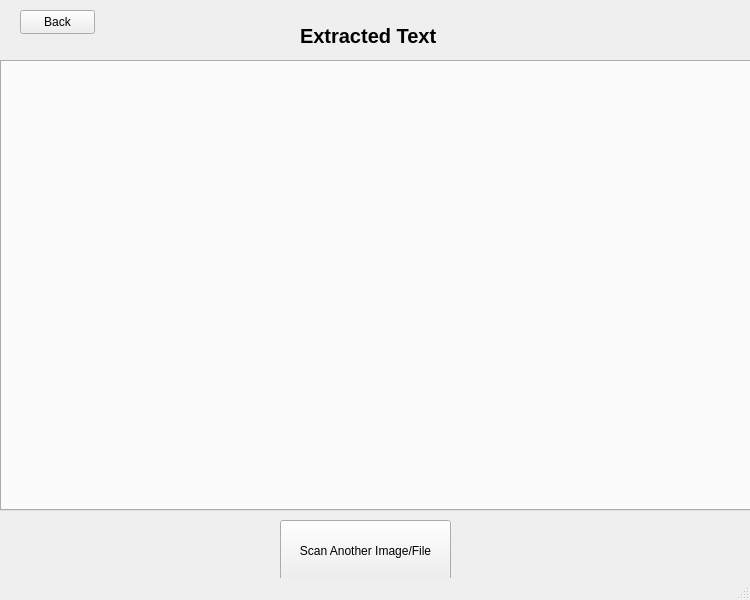
renzsyo/OCR, file IDscanner/IDscanner.ui: the form before one commit.
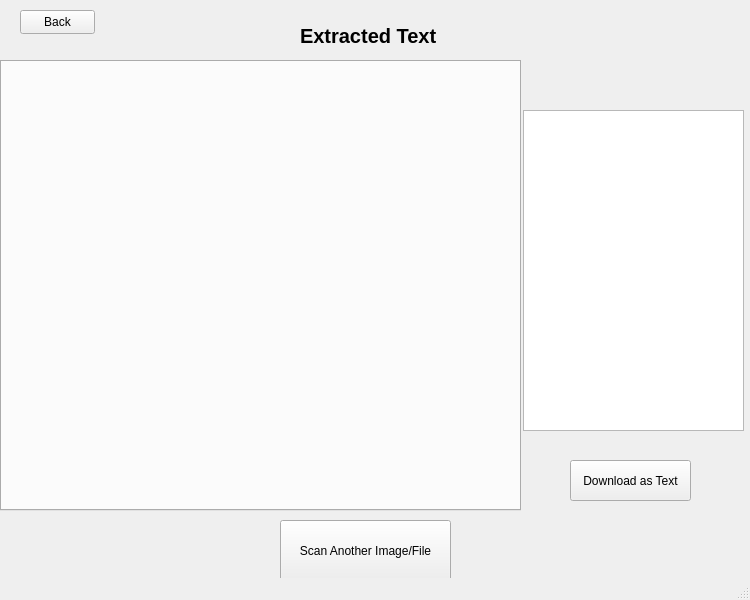
The form after the commit. The open tabs and pages were chosen to show the change.

The edit to the form file:
```diff
--- a/IDscanner/IDscanner.ui
+++ b/IDscanner/IDscanner.ui
@@ -408,7 +408,7 @@
        <rect>
         <x>10</x>
         <y>60</y>
-        <width>751</width>
+        <width>521</width>
         <height>451</height>
        </rect>
       </property>
@@ -429,6 +429,29 @@
        <string>Back</string>
       </property>
      </widget>
+     <widget class="QPlainTextEdit" name="resultbox">
+      <property name="geometry">
+       <rect>
+        <x>533</x>
+        <y>110</y>
+        <width>221</width>
+        <height>321</height>
+       </rect>
+      </property>
+     </widget>
+     <widget class="QPushButton" name="downloadp4">
+      <property name="geometry">
+       <rect>
+        <x>580</x>
+        <y>460</y>
+        <width>121</width>
+        <height>41</height>
+       </rect>
+      </property>
+      <property name="text">
+       <string>Download as Text</string>
+      </property>
+     </widget>
     </widget>
     <widget class="QWidget" name="page_5">
      <widget class="QLabel" name="cameraView2">
```
Left out of the diff: 15 changed lines with no effect on the pictures.
